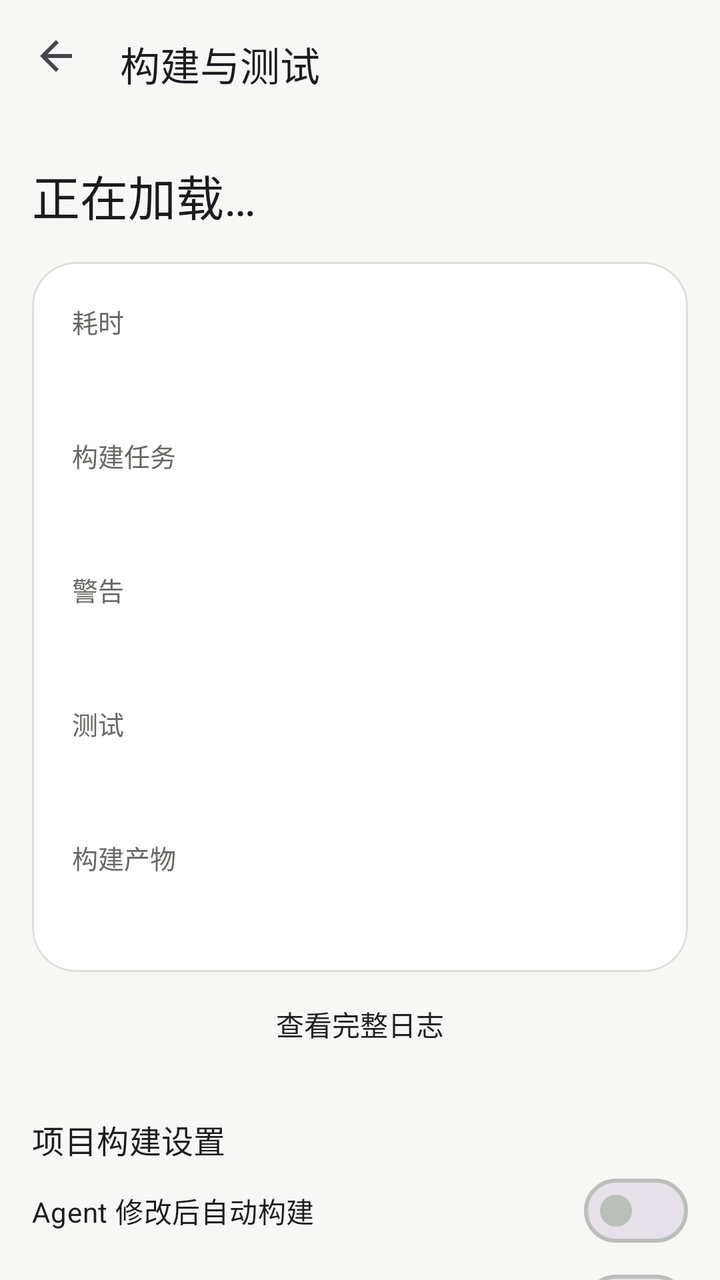
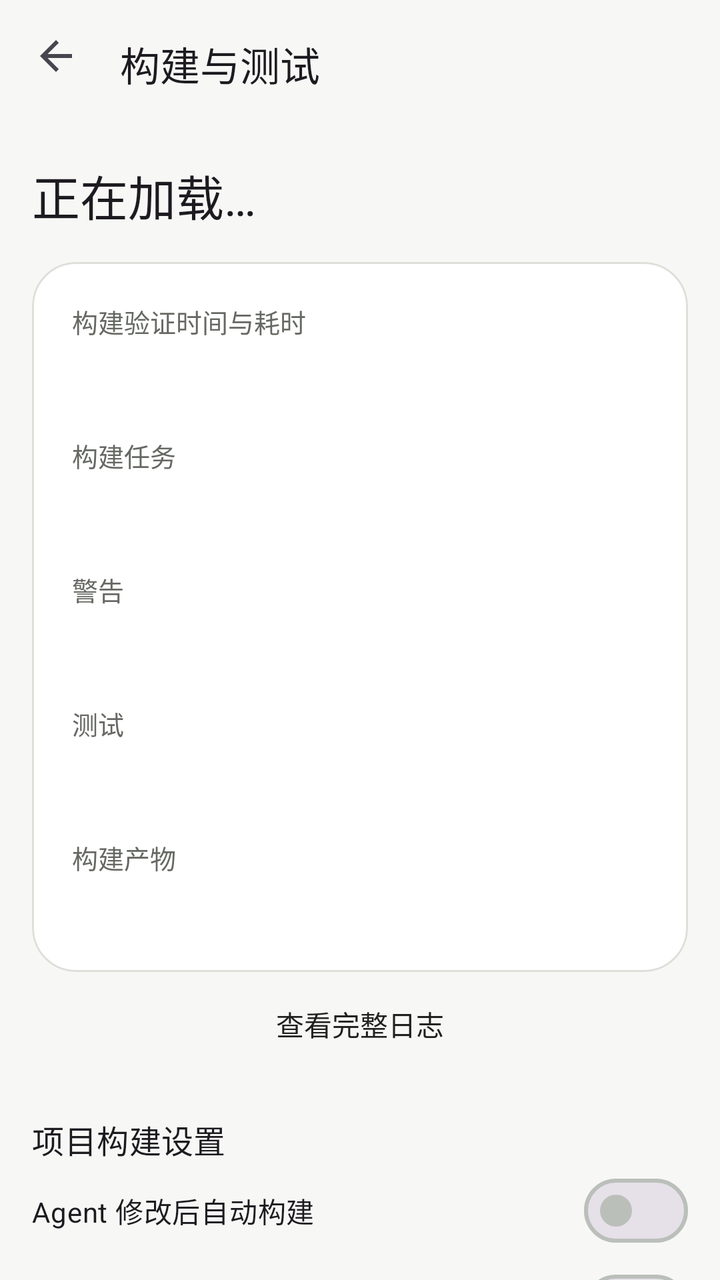

The first picture is an Android layout as it rendered before a commit; the second is the same layout after the commit. The layout source and the unified diff follow.
<!-- AndroidManifest.xml: application theme Theme.AndroidAgentClient -->
<!-- res/layout/activity_feedback.xml -->
<?xml version="1.0" encoding="utf-8"?>
<LinearLayout xmlns:android="http://schemas.android.com/apk/res/android" xmlns:app="http://schemas.android.com/apk/res-auto"
    android:layout_width="match_parent" android:layout_height="match_parent" android:orientation="vertical" android:fitsSystemWindows="true" android:background="?attr/colorSurface">
    <com.google.android.material.appbar.MaterialToolbar android:id="@+id/toolbar" android:layout_width="match_parent" android:layout_height="?attr/actionBarSize" app:navigationIcon="?attr/homeAsUpIndicator" app:title="@string/feedback_title" />
    <androidx.core.widget.NestedScrollView android:id="@+id/scroll" android:layout_width="match_parent" android:layout_height="0dp" android:layout_weight="1">
        <LinearLayout android:layout_width="match_parent" android:layout_height="wrap_content" android:padding="16dp" android:orientation="vertical">
            <TextView android:id="@+id/textStatus" android:layout_width="match_parent" android:layout_height="wrap_content" android:text="@string/loading" android:textAppearance="?attr/textAppearanceHeadlineSmall" android:accessibilityLiveRegion="polite" />
            <com.google.android.material.card.MaterialCardView android:layout_width="match_parent" android:layout_height="wrap_content" android:layout_marginTop="16dp" app:cardElevation="0dp" app:strokeWidth="1dp" app:strokeColor="?attr/colorOutlineVariant">
                <LinearLayout android:layout_width="match_parent" android:layout_height="wrap_content" android:orientation="vertical" android:padding="20dp">
                    <TextView style="@style/Widget.AndroidAgent.MetricLabel" android:text="@string/soft_duration" />
                    <TextView android:id="@+id/textSummary" style="@style/Widget.AndroidAgent.MetricValue" />
                    <TextView style="@style/Widget.AndroidAgent.MetricLabel" android:text="@string/soft_tasks" android:layout_marginTop="20dp" />
                    <TextView android:id="@+id/textTaskMetrics" style="@style/Widget.AndroidAgent.MetricValue" />
                    <TextView style="@style/Widget.AndroidAgent.MetricLabel" android:text="@string/soft_warnings" android:layout_marginTop="20dp" />
                    <TextView android:id="@+id/textWarningMetrics" style="@style/Widget.AndroidAgent.MetricValue" />
                    <TextView style="@style/Widget.AndroidAgent.MetricLabel" android:text="@string/workspace_tests" android:layout_marginTop="20dp" />
                    <TextView android:id="@+id/textTestMetrics" style="@style/Widget.AndroidAgent.MetricValue" />
                    <TextView style="@style/Widget.AndroidAgent.MetricLabel" android:text="@string/soft_artifact" android:layout_marginTop="20dp" />
                    <TextView android:id="@+id/textArtifactMetrics" style="@style/Widget.AndroidAgent.MetricValue" />
                </LinearLayout>
            </com.google.android.material.card.MaterialCardView>
            <com.google.android.material.button.MaterialButton android:id="@+id/btnArtifact" android:layout_width="match_parent" android:layout_height="wrap_content" android:text="@string/feedback_install" android:visibility="gone" />
            <com.google.android.material.button.MaterialButton android:id="@+id/btnRawLog" style="@style/Widget.AndroidAgent.Button.Text" android:layout_width="match_parent" android:layout_height="wrap_content" android:text="@string/feedback_raw_log" />
            <TextView android:layout_width="match_parent" android:layout_height="wrap_content" android:layout_marginTop="20dp" android:text="@string/feedback_options" android:textAppearance="?attr/textAppearanceTitleMedium" />
            <com.google.android.material.materialswitch.MaterialSwitch android:id="@+id/switchBuild" android:layout_width="match_parent" android:layout_height="wrap_content" android:minHeight="48dp" android:text="@string/feedback_auto_build" />
            <com.google.android.material.materialswitch.MaterialSwitch android:id="@+id/switchTests" android:layout_width="match_parent" android:layout_height="wrap_content" android:minHeight="48dp" android:text="@string/feedback_auto_tests" />
            <com.google.android.material.materialswitch.MaterialSwitch android:id="@+id/switchFix" android:layout_width="match_parent" android:layout_height="wrap_content" android:minHeight="48dp" android:text="@string/feedback_auto_fix" />
            <TextView android:layout_width="match_parent" android:layout_height="wrap_content" android:text="@string/feedback_limit_hint" android:textAppearance="?attr/textAppearanceBodySmall" />
            <com.google.android.material.button.MaterialButton android:id="@+id/btnSaveOptions" android:layout_marginTop="8dp" style="@style/Widget.AndroidAgent.Button.Outlined" android:layout_width="match_parent" android:layout_height="wrap_content" android:text="@string/save" />
            <com.google.android.material.button.MaterialButton android:id="@+id/btnRunBuild" android:layout_marginTop="8dp" android:layout_width="match_parent" android:layout_height="wrap_content" android:text="@string/feedback_run" />
            <TextView android:id="@+id/textProblemsTitle" android:layout_width="match_parent" android:layout_height="wrap_content" android:layout_marginTop="24dp" android:text="@string/feedback_problems" android:textAppearance="?attr/textAppearanceTitleLarge" />
            <com.google.android.material.button.MaterialButton android:id="@+id/btnFixAll" android:layout_marginTop="8dp" android:layout_width="match_parent" android:layout_height="wrap_content" android:text="@string/feedback_fix_all" />
            <com.google.android.material.button.MaterialButton android:id="@+id/btnRuntime" style="@style/Widget.AndroidAgent.Button.Text" android:layout_width="match_parent" android:layout_height="wrap_content" android:text="@string/feedback_add_runtime" />
            <LinearLayout android:id="@+id/layoutProblems" android:layout_width="match_parent" android:layout_height="wrap_content" android:orientation="vertical" />
        </LinearLayout>
    </androidx.core.widget.NestedScrollView>
</LinearLayout>
<!-- resources referenced by this layout -->
<resources>
  <string name="feedback_add_runtime">添加 Runtime / 崩溃日志</string>
  <string name="feedback_auto_build">Agent 修改后自动构建</string>
  <string name="feedback_auto_fix">让 Agent 修复失败</string>
  <string name="feedback_auto_tests">构建成功后运行测试</string>
  <string name="feedback_fix_all">让 Agent 修复所有问题</string>
  <string name="feedback_install">查看 / 安装 APK</string>
  <string name="feedback_limit_hint">自动修复最多 2 轮，沿用任务审批、暂停和取消设置。更改设置后在下一次任务生效。</string>
  <string name="feedback_options">项目构建设置</string>
  <string name="feedback_problems">问题</string>
  <string name="feedback_raw_log">查看完整日志</string>
  <string name="feedback_run">立即构建</string>
  <string name="feedback_title">构建与测试</string>
  <string name="loading">正在加载…</string>
  <string name="save">保存</string>
  <string name="soft_artifact">构建产物</string>
  <string name="soft_duration">耗时</string>
  <string name="soft_tasks">构建任务</string>
  <string name="soft_warnings">警告</string>
  <string name="workspace_tests">测试</string>
  <style name="Widget.AndroidAgent.Button.Text" parent="Widget.AndroidAgent.Button.Outlined">
          <item name="strokeWidth">0dp</item>
          <item name="android:paddingStart">12dp</item>
          <item name="android:paddingEnd">12dp</item>
      </style>
  <style name="Widget.AndroidAgent.MetricLabel" parent="">
          <item name="android:layout_width">match_parent</item>
          <item name="android:layout_height">wrap_content</item>
          <item name="android:textSize">13sp</item>
          <item name="android:textColor">?attr/colorOnSurfaceVariant</item>
      </style>
  <style name="Theme.AndroidAgentClient" parent="Base.Theme.AndroidAgentClient" />
  <color name="signal_primary">#FF20211F</color>
  <color name="signal_on_primary">#FFFFFFFF</color>
  <color name="signal_primary_container">#FFEFEFED</color>
  <color name="signal_on_primary_container">#FF20211F</color>
  <color name="signal_secondary">#FF666963</color>
  <color name="signal_on_secondary">#FFFFFFFF</color>
  <color name="signal_secondary_container">#FFEFEFED</color>
  <color name="signal_on_secondary_container">#FF20211F</color>
  <color name="signal_tertiary">#FF35634C</color>
  <color name="signal_on_tertiary">#FFFFFFFF</color>
  <color name="signal_surface">#FFF7F7F5</color>
  <color name="signal_surface_variant">#FFEFEFED</color>
  <color name="signal_on_surface">#FF20211F</color>
  <color name="signal_on_surface_variant">#FF666963</color>
  <color name="signal_outline">#FFBBBFBA</color>
  <color name="signal_outline_variant">#FFDDDFD9</color>
  <color name="signal_error">#FFD93025</color>
  <color name="signal_on_error">#FFFFFFFF</color>
  <color name="signal_error_container">#FFFCE8E6</color>
  <color name="signal_on_error_container">#FFC5221F</color>
  <color name="signal_navigation">#FFF7F7F5</color>
  <style name="Widget.AndroidAgent.Toolbar" parent="Widget.Material3.Toolbar">
          <item name="android:minHeight">56dp</item>
          <item name="android:background">?attr/colorSurface</item>
          <item name="titleTextAppearance">@style/TextAppearance.AndroidAgent.Toolbar</item>
          <item name="subtitleTextColor">?attr/colorOnSurfaceVariant</item>
      </style>
  <color name="projects_card_surface">#FFFFFFFF</color>
  <color name="auth_input_surface">#FFFFFFFF</color>
  <style name="ShapeAppearanceOverlay.AndroidAgent.Circle" parent="">
          <item name="cornerSize">50%</item>
      </style>
  <style name="TextAppearance.AndroidAgent.Toolbar" parent="TextAppearance.Material3.TitleLarge">
          <item name="android:textSize">20sp</item>
          <item name="android:fontFamily">sans-serif-medium</item>
      </style>
  <!-- unchanged entries left out for length: 7 -->
</resources>

<!-- the commit's change to res/layout/activity_feedback.xml (unified diff, before → after) -->
@@ -7,7 +7,7 @@
             <TextView android:id="@+id/textStatus" android:layout_width="match_parent" android:layout_height="wrap_content" android:text="@string/loading" android:textAppearance="?attr/textAppearanceHeadlineSmall" android:accessibilityLiveRegion="polite" />
             <com.google.android.material.card.MaterialCardView android:layout_width="match_parent" android:layout_height="wrap_content" android:layout_marginTop="16dp" app:cardElevation="0dp" app:strokeWidth="1dp" app:strokeColor="?attr/colorOutlineVariant">
                 <LinearLayout android:layout_width="match_parent" android:layout_height="wrap_content" android:orientation="vertical" android:padding="20dp">
-                    <TextView style="@style/Widget.AndroidAgent.MetricLabel" android:text="@string/soft_duration" />
+                    <TextView style="@style/Widget.AndroidAgent.MetricLabel" android:text="@string/verification_time_duration" />
                     <TextView android:id="@+id/textSummary" style="@style/Widget.AndroidAgent.MetricValue" />
                     <TextView style="@style/Widget.AndroidAgent.MetricLabel" android:text="@string/soft_tasks" android:layout_marginTop="20dp" />
                     <TextView android:id="@+id/textTaskMetrics" style="@style/Widget.AndroidAgent.MetricValue" />
<!-- resource entries referenced after the edit -->
@@ -15,9 +15,9 @@
   <string name="loading">正在加载…</string>
   <string name="save">保存</string>
   <string name="soft_artifact">构建产物</string>
-  <string name="soft_duration">耗时</string>
   <string name="soft_tasks">构建任务</string>
   <string name="soft_warnings">警告</string>
+  <string name="verification_time_duration">构建验证时间与耗时</string>
   <string name="workspace_tests">测试</string>
   <style name="Widget.AndroidAgent.Button.Text" parent="Widget.AndroidAgent.Button.Outlined">
           <item name="strokeWidth">0dp</item>
